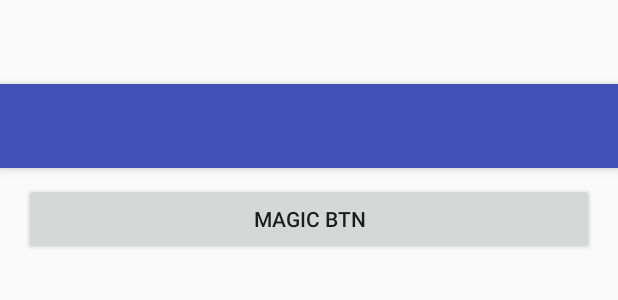
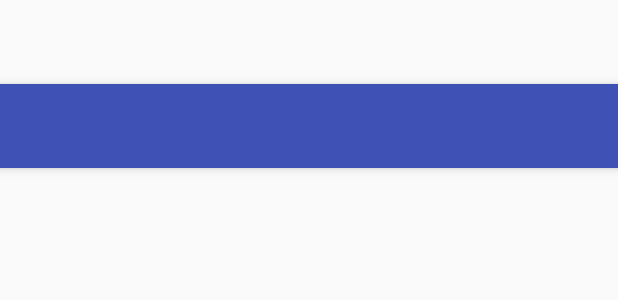
Before and after one commit to Benzolitz/FHDW.Hotel.Android, an Android app: the layout activity_accordeon_zimmer.xml on its own in the app's theme, with its tools: preview values and no code run, on a phone screen of 412 x 824 dp. Shown: the top 300 px of the screen. Run offline under Robolectric (Android 15) with nearby library versions, the phone set to English and light mode, and no system bars.

Commit message:
accordeon tryouts

```diff
--- a/app/src/main/res/layout/content_accordeon_zimmer.xml
+++ b/app/src/main/res/layout/content_accordeon_zimmer.xml
@@ -1,10 +1,5 @@
 <?xml version="1.0" encoding="utf-8"?>
-<ScrollView xmlns:android="http://schemas.android.com/apk/res/android"
-    xmlns:tools="http://schemas.android.com/tools"
-    android:layout_width="match_parent"
-    android:layout_height="match_parent"
-    tools:context=".TasksListActivity"
-    android:paddingTop="50dp">
+
 
 <RelativeLayout xmlns:android="http://schemas.android.com/apk/res/android"
 xmlns:app="http://schemas.android.com/apk/res-auto"
@@ -19,39 +14,38 @@
 tools:context="fhdw.hotel.AccordeonZimmer"
 tools:showIn="@layout/activity_accordeon_zimmer">
 
-        <LinearLayout
-            android:id="@+id/linearLayout"
-            android:layout_width="match_parent"
-            android:layout_height="match_parent"
-            android:layout_alignParentStart="true"
-            android:orientation="vertical"
-            android:weightSum="1">
 
-            <Button
-                android:id="@+id/magic_btn"
-                android:layout_width="match_parent"
-                android:layout_height="wrap_content"
-                android:layout_alignParentStart="true"
-                android:layout_alignParentTop="true"
-                android:text="Magic Btn" />
+<!--<LinearLayout-->
+    <!--android:id="@+id/linearLayout"-->
+    <!--android:layout_width="match_parent"-->
+    <!--android:layout_height="match_parent"-->
+    <!--android:layout_alignParentStart="true"-->
+    <!--android:orientation="vertical"-->
+    <!--android:weightSum="1">-->
 
-            <LinearLayout
-                android:id="@+id/magic_layout"
-                android:layout_width="match_parent"
-                android:layout_height="wrap_content"
-                android:orientation="vertical"
-                android:visibility="gone">
+    <!--<Button-->
+        <!--android:id="@+id/magic_btn"-->
+        <!--android:layout_width="match_parent"-->
+        <!--android:layout_height="wrap_content"-->
+        <!--android:layout_alignParentStart="true"-->
+        <!--android:layout_alignParentTop="true"-->
+        <!--android:text="Magic Btn" />-->
+
+    <!--<LinearLayout-->
+        <!--android:id="@+id/magic_layout"-->
+        <!--android:layout_width="match_parent"-->
+        <!--android:layout_height="wrap_content"-->
+        <!--android:orientation="vertical"-->
+        <!--android:visibility="gone">-->
 
 
-                <ListView
-                    android:layout_width="match_parent"
-                    android:layout_height="wrap_content"
-                    android:id="@+id/listView"
-                    android:choiceMode="singleChoice"
-                    android:entries="@array/lst_zimmer"
-                    />
-            </LinearLayout>
-        </LinearLayout>
+        <!--<ListView-->
+            <!--android:layout_width="match_parent"-->
+            <!--android:layout_height="wrap_content"-->
+            <!--android:id="@+id/listView"-->
+            <!--android:choiceMode="singleChoice"-->
+            <!--android:entries="@array/lst_zimmer" />-->
+    <!--</LinearLayout>-->
+<!--</LinearLayout>-->
 
 </RelativeLayout>
-</ScrollView>
--- /dev/null
+++ b/app/src/main/res/menu/menu_accordeon_zimmer.xml
@@ -0,0 +1,6 @@
+<menu xmlns:android="http://schemas.android.com/apk/res/android"
+    xmlns:app="http://schemas.android.com/apk/res-auto"
+    xmlns:tools="http://schemas.android.com/tools" tools:context="fhdw.hotel.AccordeonZimmer">
+    <item android:id="@+id/action_settings" android:title="@string/action_settings"
+        android:orderInCategory="100" />
+</menu>
```
Also changed, not shown: app/src/main/AndroidManifest.xml (+23 -24 lines), app/src/main/java/fhdw/hotel/AccordeonZimmer.java (+149 -8 lines), app/src/main/java/fhdw/hotel/PrototypeSuchform.java (+20 -20 lines), app/src/main/res/layout/activity_prototype_suchform.xml (+5 -5 lines), app/src/main/res/img/zimmerbild.jpg (deleted). Lines whose indentation alone changed are shown as unchanged.
